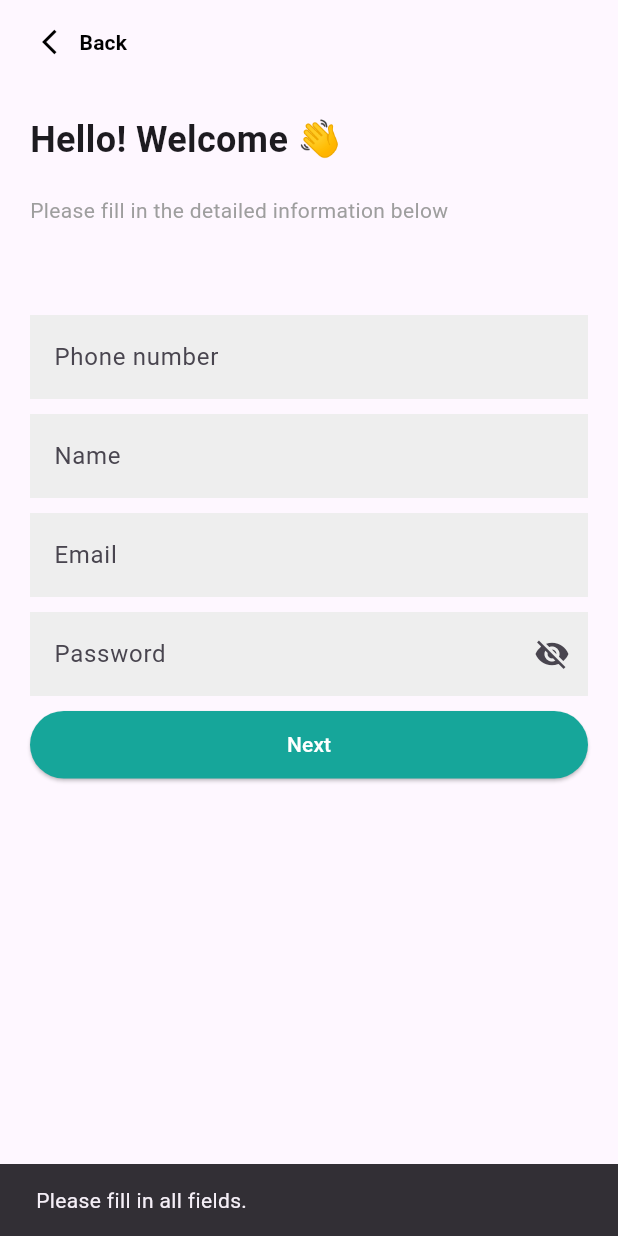
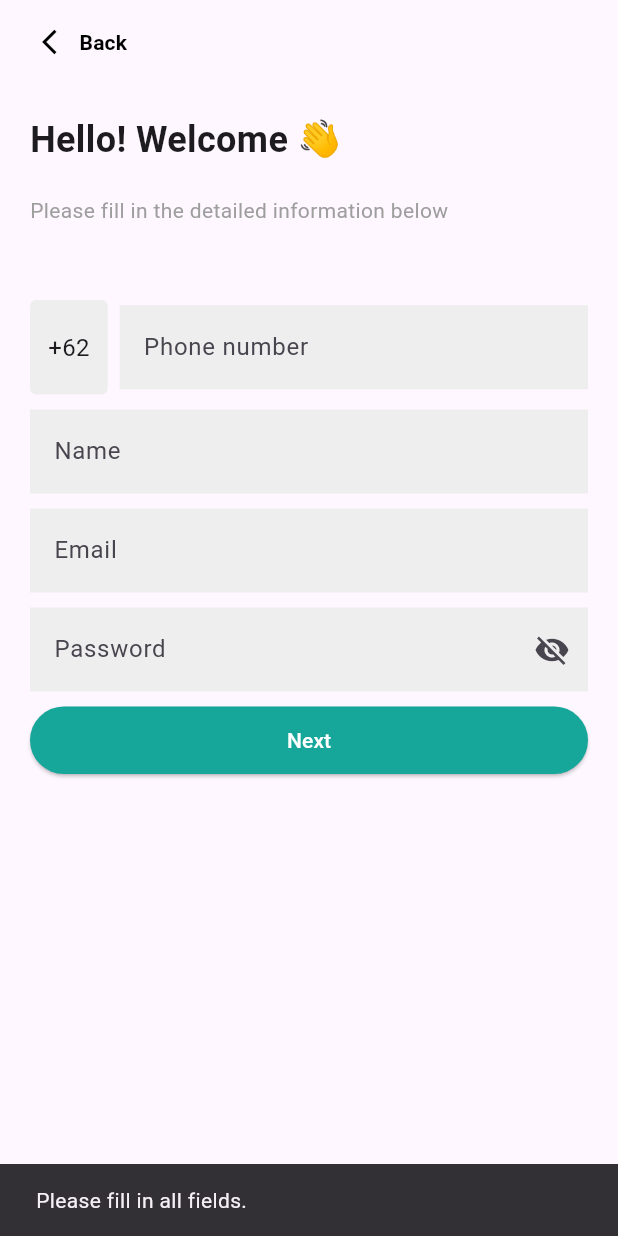
Before and after one commit to Rahardiann/bookingapps, a Flutter app: the Register screen opened directly, after a tap on "Next", on a phone screen of 412 x 824 dp. Run offline on Flutter 3.47's test engine with Material 3 defaults, Android fonts, the phone set to English and light mode, and no system bars; our stand-ins replace cached_network_image, carousel_slider, dio, flutter_local_notifications, shared_preferences, timezone; accounts and stored records are empty.

Commit message:
invalid email

```diff
--- a/lib/view/regristasi.dart
+++ b/lib/view/regristasi.dart
@@ -80,12 +80,20 @@ class _RegisterFormState extends State<RegisterForm> {
 bool _validateForm() {
     if (NameController.text.isEmpty ||
         _phoneNumberController.text.isEmpty ||
-        _emailController.text.isEmpty ||
         _passwordController.text.isEmpty) {
       // Show a snackbar or toast to inform the user to fill all fields
       ScaffoldMessenger.of(context).showSnackBar(
         SnackBar(
           content: Text('Please fill in all fields.'),
+        ),
+      );
+      return false;
+    } else if (_emailController.text.isEmpty ||
+        !_emailController.text.contains('@gmail.com')) {
+      // Show a snackbar or toast to inform the user to enter a valid email
+      ScaffoldMessenger.of(context).showSnackBar(
+        SnackBar(
+          content: Text('Please enter a valid email address.'),
         ),
       );
       return false;
@@ -237,7 +245,8 @@ class _RegisterFormState extends State<RegisterForm> {
         SingleChildScrollView(
           child: Padding(
             padding: EdgeInsets.only(
-                bottom: 60.0), // Adjust bottom padding for watermark
+              bottom: 60.0, // Adjust bottom padding for watermark
+            ),
             child: Column(
               crossAxisAlignment: CrossAxisAlignment.start,
               children: <Widget>[
@@ -257,21 +266,41 @@ class _RegisterFormState extends State<RegisterForm> {
                   ),
                 ),
                 SizedBox(height: 50),
-                SizedBox(height: 10),
-                TextFormField(
-                  controller:
-                      _phoneNumberController, // Menggunakan controller _phoneNumberController
+                Row(
+                  children: [
+                    Container(
+                      padding: EdgeInsets.symmetric(
+                          horizontal: 12.0, vertical: 20.0),
+                      decoration: BoxDecoration(
+                        color: Colors.grey[200],
+                        borderRadius: BorderRadius.circular(4.0),
+                      ),
+                      child: Text(
+                        '+62',
+                        style: TextStyle(fontSize: 16.0),
+                      ),
+                    ),
+                    SizedBox(
+                        width:
+                            8.0), // Memberikan sedikit ruang antara +62 dan TextFormField
+                    Expanded(
+                      child: TextFormField(
+                        controller: _phoneNumberController,
                         decoration: InputDecoration(
                           labelText: 'Phone number',
                           border: InputBorder.none,
                           filled: true,
                           fillColor: Colors.grey[200],
                         ),
+                        keyboardType: TextInputType.phone,
+                      ),
+                    ),
+                  ],
                 ),
                 SizedBox(height: 10),
                 TextFormField(
                   controller:
-                      NameController, // Menggunakan controller _phoneNumberController
+                      NameController, // Menggunakan controller NameController
                   decoration: InputDecoration(
                     labelText: 'Name',
                     border: InputBorder.none,
@@ -281,15 +310,20 @@ class _RegisterFormState extends State<RegisterForm> {
                 ),
                 SizedBox(height: 10),
                 TextFormField(
-                  controller:
-                      _emailController, // Menggunakan controller _emailController
+                  controller: _emailController,
                   decoration: InputDecoration(
                     labelText: 'Email',
                     border: InputBorder.none,
                     filled: true,
                     fillColor: Colors.grey[200],
+                    errorText: !_emailController.text.contains('@gmail.com') &&
+                            _emailController.text.isNotEmpty
+                        ? 'Please enter a valid email address.'
+                        : null,
                   ),
+                  keyboardType: TextInputType.emailAddress,
                 ),
+
                 SizedBox(height: 10),
                 TextFormField(
                   controller: _passwordController,
@@ -328,7 +362,6 @@ class _RegisterFormState extends State<RegisterForm> {
 
                         // Check if user already exists in the database
                         _registerUser();
-
                       }
                     },
                     style: ElevatedButton.styleFrom(
@@ -347,6 +380,7 @@ class _RegisterFormState extends State<RegisterForm> {
         ),
       ],
     );
+
   }
 
   @override
```
Lines whose indentation alone changed are shown as unchanged.
